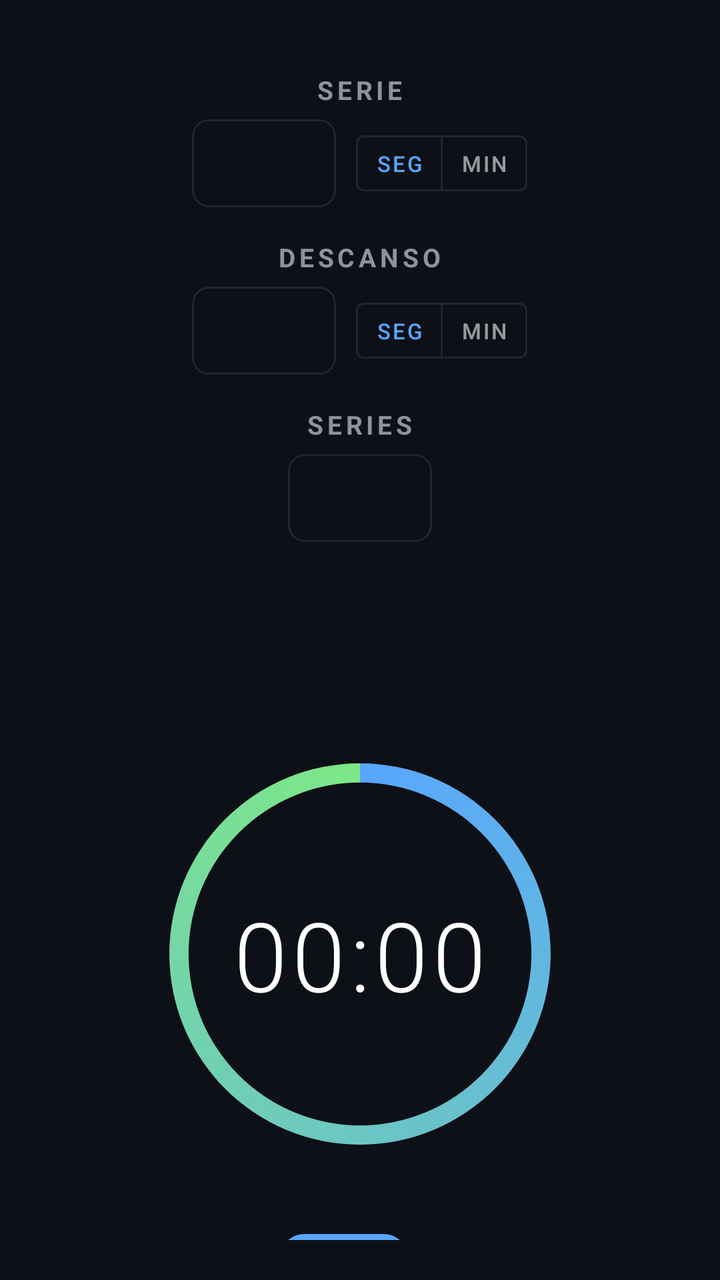
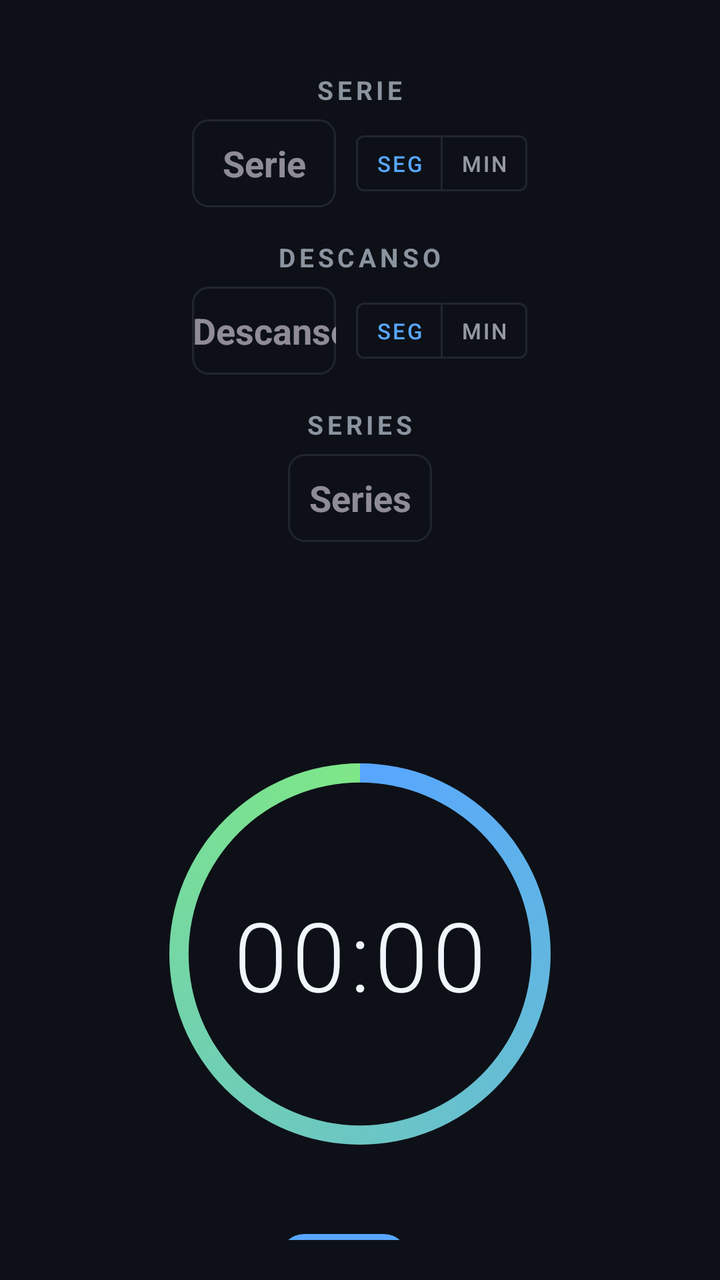

The first picture is an Android layout as it rendered before a commit; the second is the same layout after the commit. The layout source and the unified diff follow.
<!-- AndroidManifest.xml: application theme Theme.MinimalTimer -->
<!-- res/layout/activity_main.xml -->
<?xml version="1.0" encoding="utf-8"?>
<androidx.constraintlayout.widget.ConstraintLayout 
    xmlns:android="http://schemas.android.com/apk/res/android"
    xmlns:app="http://schemas.android.com/apk/res-auto"
    xmlns:tools="http://schemas.android.com/tools"
    android:layout_width="match_parent"
    android:layout_height="match_parent"
    android:background="@color/background_dark"
    android:padding="20dp"
    tools:context=".MainActivity">

    
    <LinearLayout
        android:id="@+id/configContainer"
        android:layout_width="match_parent"
        android:layout_height="wrap_content"
        android:orientation="vertical"
        android:layout_marginTop="16dp"
        android:paddingHorizontal="8dp"
        app:layout_constraintTop_toTopOf="parent"
        app:layout_constraintStart_toStartOf="parent"
        app:layout_constraintEnd_toEndOf="parent">

        
        <LinearLayout
            android:layout_width="match_parent"
            android:layout_height="wrap_content"
            android:orientation="vertical"
            android:gravity="center_horizontal"
            android:layout_marginBottom="16dp">

            <TextView
                android:layout_width="wrap_content"
                android:layout_height="wrap_content"
                android:text="@string/label_work"
                android:textColor="@color/text_secondary"
                android:textSize="13sp"
                android:textStyle="bold"
                android:textAllCaps="true"
                android:letterSpacing="0.15"
                android:layout_marginBottom="6dp" />

            <LinearLayout
                android:layout_width="wrap_content"
                android:layout_height="wrap_content"
                android:orientation="horizontal"
                android:gravity="center_vertical">

                <EditText
                    android:id="@+id/inputWorkDuration"
                    android:layout_width="72dp"
                    android:layout_height="44dp"
                    android:background="@drawable/minimal_input_background"
                    android:gravity="center"
                    android:inputType="number"
                    android:maxLength="4"
                    android:textColor="@color/text_primary"
                    android:textSize="18sp"
                    android:textStyle="bold"
                    android:hint=""
                    android:importantForAutofill="no" />

                <com.google.android.material.button.MaterialButtonToggleGroup
                    android:id="@+id/toggleWorkUnit"
                    android:layout_width="wrap_content"
                    android:layout_height="40dp"
                    android:layout_marginStart="10dp"
                    app:singleSelection="true"
                    app:checkedButton="@id/btnWorkSec"
                    app:selectionRequired="true">

                    <com.google.android.material.button.MaterialButton
                        android:id="@+id/btnWorkSec"
                        style="@style/Widget.MaterialComponents.Button.OutlinedButton"
                        android:layout_width="wrap_content"
                        android:layout_height="match_parent"
                        android:text="@string/unit_seconds"
                        android:textSize="11sp"
                        android:minWidth="42dp"
                        android:paddingHorizontal="10dp"
                        app:strokeColor="@color/surface_elevated"
                        app:backgroundTint="@color/background_dark" />

                    <com.google.android.material.button.MaterialButton
                        android:id="@+id/btnWorkMin"
                        style="@style/Widget.MaterialComponents.Button.OutlinedButton"
                        android:layout_width="wrap_content"
                        android:layout_height="match_parent"
                        android:text="@string/unit_minutes"
                        android:textSize="11sp"
                        android:minWidth="42dp"
                        android:paddingHorizontal="10dp"
                        app:strokeColor="@color/surface_elevated"
                        app:backgroundTint="@color/background_dark" />
                </com.google.android.material.button.MaterialButtonToggleGroup>
            </LinearLayout>
        </LinearLayout>

        
        <LinearLayout
            android:layout_width="match_parent"
            android:layout_height="wrap_content"
            android:orientation="vertical"
            android:gravity="center_horizontal"
            android:layout_marginBottom="16dp">

            <TextView
                android:layout_width="wrap_content"
                android:layout_height="wrap_content"
                android:text="@string/label_rest"
                android:textColor="@color/text_secondary"
                android:textSize="13sp"
                android:textStyle="bold"
                android:textAllCaps="true"
                android:letterSpacing="0.15"
                android:layout_marginBottom="6dp" />

            <LinearLayout
                android:layout_width="wrap_content"
                android:layout_height="wrap_content"
                android:orientation="horizontal"
                android:gravity="center_vertical">

                <EditText
                    android:id="@+id/inputRestDuration"
                    android:layout_width="72dp"
                    android:layout_height="44dp"
                    android:background="@drawable/minimal_input_background"
                    android:gravity="center"
                    android:inputType="number"
                    android:maxLength="4"
                    android:textColor="@color/text_primary"
                    android:textSize="18sp"
                    android:textStyle="bold"
                    android:hint=""
                    android:importantForAutofill="no" />

                <com.google.android.material.button.MaterialButtonToggleGroup
                    android:id="@+id/toggleRestUnit"
                    android:layout_width="wrap_content"
                    android:layout_height="40dp"
                    android:layout_marginStart="10dp"
                    app:singleSelection="true"
                    app:checkedButton="@id/btnRestSec"
                    app:selectionRequired="true">

                    <com.google.android.material.button.MaterialButton
                        android:id="@+id/btnRestSec"
                        style="@style/Widget.MaterialComponents.Button.OutlinedButton"
                        android:layout_width="wrap_content"
                        android:layout_height="match_parent"
                        android:text="@string/unit_seconds"
                        android:textSize="11sp"
                        android:minWidth="42dp"
                        android:paddingHorizontal="10dp"
                        app:strokeColor="@color/surface_elevated"
                        app:backgroundTint="@color/background_dark" />

                    <com.google.android.material.button.MaterialButton
                        android:id="@+id/btnRestMin"
                        style="@style/Widget.MaterialComponents.Button.OutlinedButton"
                        android:layout_width="wrap_content"
                        android:layout_height="match_parent"
                        android:text="@string/unit_minutes"
                        android:textSize="11sp"
                        android:minWidth="42dp"
                        android:paddingHorizontal="10dp"
                        app:strokeColor="@color/surface_elevated"
                        app:backgroundTint="@color/background_dark" />
                </com.google.android.material.button.MaterialButtonToggleGroup>
            </LinearLayout>
        </LinearLayout>

        
        <LinearLayout
            android:layout_width="match_parent"
            android:layout_height="wrap_content"
            android:orientation="vertical"
            android:gravity="center_horizontal">

            <TextView
                android:layout_width="wrap_content"
                android:layout_height="wrap_content"
                android:text="@string/label_sets"
                android:textColor="@color/text_secondary"
                android:textSize="13sp"
                android:textStyle="bold"
                android:textAllCaps="true"
                android:letterSpacing="0.15"
                android:layout_marginBottom="6dp" />

            <EditText
                android:id="@+id/inputTotalSets"
                android:layout_width="72dp"
                android:layout_height="44dp"
                android:background="@drawable/minimal_input_background"
                android:gravity="center"
                android:inputType="number"
                android:maxLength="2"
                android:textColor="@color/text_primary"
                android:textSize="18sp"
                android:textStyle="bold"
                android:hint=""
                android:importantForAutofill="no" />
        </LinearLayout>
    </LinearLayout>

    
    <TextView
        android:id="@+id/phaseIndicator"
        android:layout_width="wrap_content"
        android:layout_height="wrap_content"
        android:layout_marginTop="20dp"
        android:text="@string/phase_work"
        android:textColor="@color/accent_primary"
        android:textSize="18sp"
        android:textStyle="bold"
        android:letterSpacing="0.05"
        android:visibility="invisible"
        app:layout_constraintEnd_toEndOf="parent"
        app:layout_constraintStart_toStartOf="parent"
        app:layout_constraintTop_toBottomOf="@id/configContainer" />

    
    <TextView
        android:id="@+id/setCounter"
        android:layout_width="wrap_content"
        android:layout_height="wrap_content"
        android:layout_marginTop="4dp"
        android:text="Serie 1/8"
        android:textColor="@color/text_secondary"
        android:textSize="13sp"
        android:visibility="invisible"
        app:layout_constraintEnd_toEndOf="parent"
        app:layout_constraintStart_toStartOf="parent"
        app:layout_constraintTop_toBottomOf="@id/phaseIndicator" />

    
    <ProgressBar
        android:id="@+id/progressBar"
        style="@android:style/Widget.ProgressBar.Horizontal"
        android:layout_width="240dp"
        android:layout_height="240dp"
        android:layout_marginTop="20dp"
        android:indeterminate="false"
        android:max="100"
        android:progress="100"
        android:progressDrawable="@drawable/circular_progress"
        app:layout_constraintEnd_toEndOf="parent"
        app:layout_constraintStart_toStartOf="parent"
        app:layout_constraintTop_toBottomOf="@id/setCounter" />

    
    <TextView
        android:id="@+id/timerDisplay"
        style="@style/TimerDisplayStyle"
        android:layout_width="wrap_content"
        android:layout_height="wrap_content"
        android:text="00:00"
        app:layout_constraintBottom_toBottomOf="@id/progressBar"
        app:layout_constraintEnd_toEndOf="@id/progressBar"
        app:layout_constraintStart_toStartOf="@id/progressBar"
        app:layout_constraintTop_toTopOf="@id/progressBar" />

    
    <LinearLayout
        android:id="@+id/buttonContainer"
        android:layout_width="match_parent"
        android:layout_height="wrap_content"
        android:layout_marginTop="20dp"
        android:gravity="center"
        android:orientation="horizontal"
        app:layout_constraintEnd_toEndOf="parent"
        app:layout_constraintStart_toStartOf="parent"
        app:layout_constraintTop_toBottomOf="@id/progressBar">

        <com.google.android.material.button.MaterialButton
            android:id="@+id/btnStart"
            style="@style/PrimaryButtonStyle"
            android:layout_width="64dp"
            android:layout_height="64dp"
            android:layout_marginEnd="16dp"
            app:icon="@drawable/ic_play"
            app:iconSize="32dp"
            app:iconGravity="textStart"
            app:iconPadding="0dp"
            android:insetTop="0dp"
            android:insetBottom="0dp"
            android:text="" />

        <com.google.android.material.button.MaterialButton
            android:id="@+id/btnStop"
            style="@style/SecondaryButtonStyle"
            android:layout_width="64dp"
            android:layout_height="64dp"
            android:layout_marginStart="16dp"
            android:layout_marginEnd="16dp"
            app:icon="@drawable/ic_stop"
            app:iconSize="32dp"
            app:iconGravity="textStart"
            app:iconPadding="0dp"
            android:insetTop="0dp"
            android:insetBottom="0dp"
            android:text=""
            android:visibility="gone" />

        <com.google.android.material.button.MaterialButton
            android:id="@+id/btnReset"
            style="@style/SecondaryButtonStyle"
            android:layout_width="64dp"
            android:layout_height="64dp"
            android:layout_marginStart="16dp"
            app:icon="@drawable/ic_refresh"
            app:iconSize="32dp"
            app:iconGravity="textStart"
            app:iconPadding="0dp"
            android:insetTop="0dp"
            android:insetBottom="0dp"
            android:text=""
            android:visibility="gone" />
    </LinearLayout>

</androidx.constraintlayout.widget.ConstraintLayout>
<!-- resources referenced by this layout -->
<resources>
  <color name="accent_primary">#7EE787</color>
  <color name="background_dark">#0D1117</color>
  <color name="surface_elevated">#21262D</color>
  <color name="text_primary">#F0F6FC</color>
  <color name="text_secondary">#8B949E</color>
  <!-- drawable ic_play (drawable) -->
  <vector xmlns:android="http://schemas.android.com/apk/res/android"
      android:width="24dp"
      android:height="24dp"
      android:viewportWidth="24"
      android:viewportHeight="24"
      android:tint="?attr/colorControlNormal">
      <path
          android:fillColor="@android:color/white"
          android:pathData="M8,5v14l11,-7z"/>
  </vector>
  <!-- drawable ic_stop (drawable) -->
  <vector xmlns:android="http://schemas.android.com/apk/res/android"
      android:width="24dp"
      android:height="24dp"
      android:viewportWidth="24"
      android:viewportHeight="24"
      android:tint="?attr/colorControlNormal">
      <path
          android:fillColor="@android:color/white"
          android:pathData="M6,6h12v12H6z"/>
  </vector>
  <!-- drawable minimal_input_background (drawable) -->
  <?xml version="1.0" encoding="utf-8"?>
  <shape xmlns:android="http://schemas.android.com/apk/res/android"
      android:shape="rectangle">
      <solid android:color="@color/background_dark" />
      <corners android:radius="8dp" />
      <stroke
          android:width="1dp"
          android:color="@color/surface_elevated" />
  </shape>
  <string name="label_rest">descanso</string>
  <string name="label_sets">series</string>
  <string name="label_work">serie</string>
  <string name="phase_work">ENTRENA!</string>
  <string name="unit_minutes">Min</string>
  <string name="unit_seconds">Seg</string>
  <style name="PrimaryButtonStyle" parent="Widget.Material3.Button.Icon">
          <item name="android:padding">12dp</item>
          <item name="iconPadding">0dp</item>
          <item name="iconGravity">textStart</item>
          <item name="cornerRadius">12dp</item>
      </style>
  <style name="TimerDisplayStyle">
          <item name="android:textSize">48sp</item>
          <item name="android:textColor">@color/white</item>
          <item name="android:fontFamily">sans-serif-light</item>
          <item name="android:letterSpacing">0.05</item>
      </style>
  <style name="Theme.MinimalTimer" parent="Theme.Material3.Dark.NoActionBar">
          <item name="colorPrimary">@color/primary</item>
          <item name="colorPrimaryVariant">@color/primary_variant</item>
          <item name="colorSecondary">@color/secondary</item>
          <item name="android:colorBackground">@color/background_dark</item>
          <item name="colorSurface">@color/surface_dark</item>
          <item name="colorOnPrimary">@color/background_dark</item>
          <item name="colorOnSecondary">@color/background_dark</item>
          <item name="colorOnBackground">@color/text_primary</item>
          <item name="colorOnSurface">@color/text_primary</item>
          <item name="android:statusBarColor">@color/background_dark</item>
          <item name="android:navigationBarColor">@color/background_dark</item>
      </style>
  <color name="progress_background">#21262D</color>
  <color name="primary">#58A6FF</color>
  <color name="secondary">#7EE787</color>
  <color name="white">#FFFFFFFF</color>
  <color name="primary_variant">#1F6FEB</color>
  <color name="surface_dark">#161B22</color>
  <!-- unchanged entries left out for length: 3 -->
</resources>

<!-- the commit's change to res/layout/activity_main.xml (unified diff, before → after) -->
@@ -57,7 +57,7 @@
                     android:textColor="@color/text_primary"
                     android:textSize="18sp"
                     android:textStyle="bold"
-                    android:hint=""
+                    android:hint="@string/hint_work_duration"
                     android:importantForAutofill="no" />
 
                 <com.google.android.material.button.MaterialButtonToggleGroup
@@ -132,7 +132,7 @@
                     android:textColor="@color/text_primary"
                     android:textSize="18sp"
                     android:textStyle="bold"
-                    android:hint=""
+                    android:hint="@string/hint_rest_duration"
                     android:importantForAutofill="no" />
 
                 <com.google.android.material.button.MaterialButtonToggleGroup
@@ -200,7 +200,7 @@
                 android:textColor="@color/text_primary"
                 android:textSize="18sp"
                 android:textStyle="bold"
-                android:hint=""
+                android:hint="@string/hint_total_sets"
                 android:importantForAutofill="no" />
         </LinearLayout>
     </LinearLayout>
@@ -227,7 +227,7 @@
         android:layout_width="wrap_content"
         android:layout_height="wrap_content"
         android:layout_marginTop="4dp"
-        android:text="Serie 1/8"
+        android:text="@string/set_counter_placeholder"
         android:textColor="@color/text_secondary"
         android:textSize="13sp"
         android:visibility="invisible"
@@ -256,7 +256,7 @@
         style="@style/TimerDisplayStyle"
         android:layout_width="wrap_content"
         android:layout_height="wrap_content"
-        android:text="00:00"
+        android:text="@string/timer_zero"
         app:layout_constraintBottom_toBottomOf="@id/progressBar"
         app:layout_constraintEnd_toEndOf="@id/progressBar"
         app:layout_constraintStart_toStartOf="@id/progressBar"
@@ -286,7 +286,8 @@
             app:iconPadding="0dp"
             android:insetTop="0dp"
             android:insetBottom="0dp"
-            android:text="" />
+            android:text="" 
+            android:contentDescription="@string/cd_start_timer"/>
 
         <com.google.android.material.button.MaterialButton
             android:id="@+id/btnStop"
@@ -302,7 +303,8 @@
             android:insetTop="0dp"
             android:insetBottom="0dp"
             android:text=""
-            android:visibility="gone" />
+            android:visibility="gone" 
+            android:contentDescription="@string/cd_stop_timer"/>
 
         <com.google.android.material.button.MaterialButton
             android:id="@+id/btnReset"
@@ -317,7 +319,8 @@
             android:insetTop="0dp"
             android:insetBottom="0dp"
             android:text=""
-            android:visibility="gone" />
+            android:visibility="gone" 
+            android:contentDescription="@string/cd_reset_timer"/>
     </LinearLayout>
 
 </androidx.constraintlayout.widget.ConstraintLayout>
<!-- resource entries referenced after the edit -->
@@ -37,10 +37,18 @@
           android:width="1dp"
           android:color="@color/surface_elevated" />
   </shape>
+  <string name="cd_reset_timer">Reiniciar el temporizador</string>
+  <string name="cd_start_timer">Iniciar o pausar el temporizador</string>
+  <string name="cd_stop_timer">Detener el temporizador</string>
+  <string name="hint_rest_duration">Descanso</string>
+  <string name="hint_total_sets">Series</string>
+  <string name="hint_work_duration">Serie</string>
   <string name="label_rest">descanso</string>
   <string name="label_sets">series</string>
   <string name="label_work">serie</string>
   <string name="phase_work">ENTRENA!</string>
+  <string name="set_counter_placeholder" formatted="false">Serie 1/8</string>
+  <string name="timer_zero">00:00</string>
   <string name="unit_minutes">Min</string>
   <string name="unit_seconds">Seg</string>
   <style name="PrimaryButtonStyle" parent="Widget.Material3.Button.Icon">
@@ -51,29 +59,29 @@
       </style>
   <style name="TimerDisplayStyle">
           <item name="android:textSize">48sp</item>
-          <item name="android:textColor">@color/white</item>
+          <item name="android:textColor">@color/text_primary</item>
           <item name="android:fontFamily">sans-serif-light</item>
           <item name="android:letterSpacing">0.05</item>
       </style>
   <style name="Theme.MinimalTimer" parent="Theme.Material3.Dark.NoActionBar">
           <item name="colorPrimary">@color/primary</item>
-          <item name="colorPrimaryVariant">@color/primary_variant</item>
+          <item name="colorPrimaryContainer">@color/surface_elevated</item>
+          <item name="colorOnPrimaryContainer">@color/primary</item>
           <item name="colorSecondary">@color/secondary</item>
+          <item name="colorOnSecondary">@color/background_dark</item>
           <item name="android:colorBackground">@color/background_dark</item>
           <item name="colorSurface">@color/surface_dark</item>
-          <item name="colorOnPrimary">@color/background_dark</item>
-          <item name="colorOnSecondary">@color/background_dark</item>
+          <item name="colorOnSurface">@color/text_primary</item>
           <item name="colorOnBackground">@color/text_primary</item>
-          <item name="colorOnSurface">@color/text_primary</item>
+          <item name="colorOnPrimary">@color/text_on_primary</item>
           <item name="android:statusBarColor">@color/background_dark</item>
           <item name="android:navigationBarColor">@color/background_dark</item>
       </style>
   <color name="progress_background">#21262D</color>
   <color name="primary">#58A6FF</color>
   <color name="secondary">#7EE787</color>
-  <color name="white">#FFFFFFFF</color>
-  <color name="primary_variant">#1F6FEB</color>
   <color name="surface_dark">#161B22</color>
+  <color name="text_on_primary">#0D1117</color>
   <!-- unchanged entries left out for length: 3 -->
 </resources>
 
